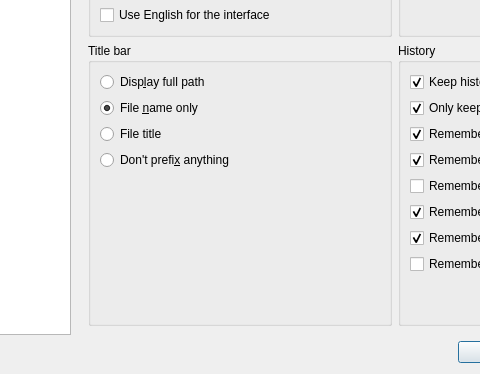
Above: src/settingswindow.ui from mpc-qt/mpc-qt before the change; both pictures show x 175 to 655 and y 264 to 638 of the 896 by 638 pixel window. Below: the same form after it.
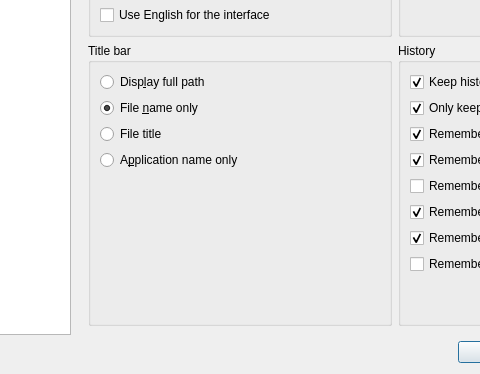
That is the form after the change. The open tabs and pages were chosen to show the change. Custom widgets are drawn as their Qt base class.

Commit message:
settingswindow: Rename "Don't prefix anything" title bar setting
Since 85d255a4a39a691d8a2bff86ba9fdb85f9c1a60f we don't append the app
name to the window title when a file is loaded.
So rename the "Don't prefix anything" setting by "Application name
only".

What changed in the file:
```diff
--- a/src/settingswindow.ui
+++ b/src/settingswindow.ui
@@ -367,7 +367,7 @@
               <item>
                <widget class="QRadioButton" name="playerTitleDontPrefix">
                 <property name="text">
-                 <string>Don't prefi&amp;x anything</string>
+                 <string>A&amp;pplication name only</string>
                 </property>
                </widget>
               </item>
```
The commit also changes 21 other files.
